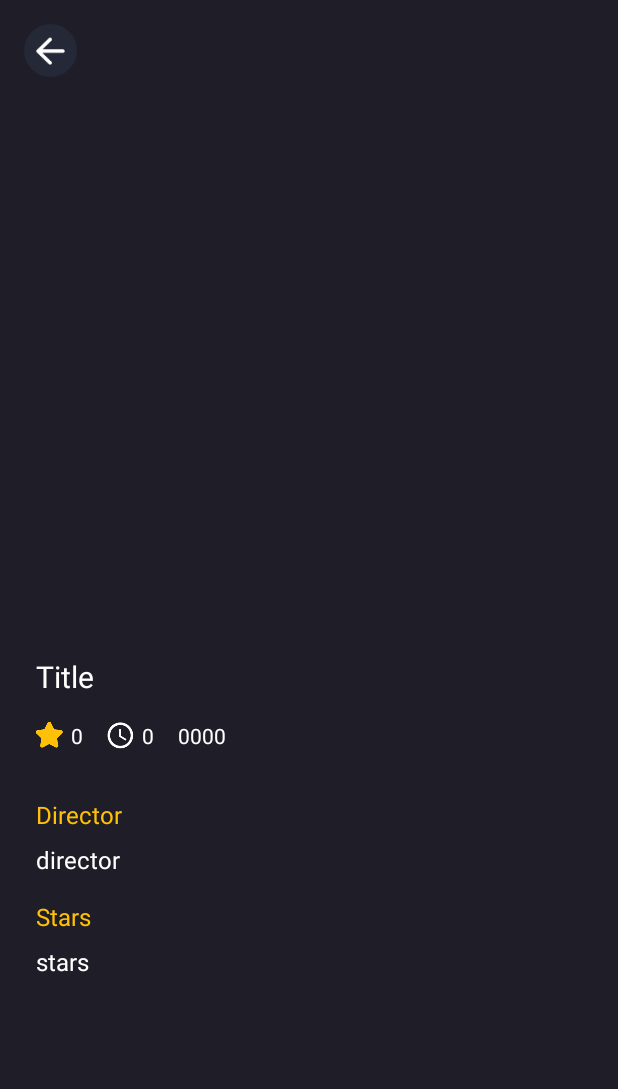
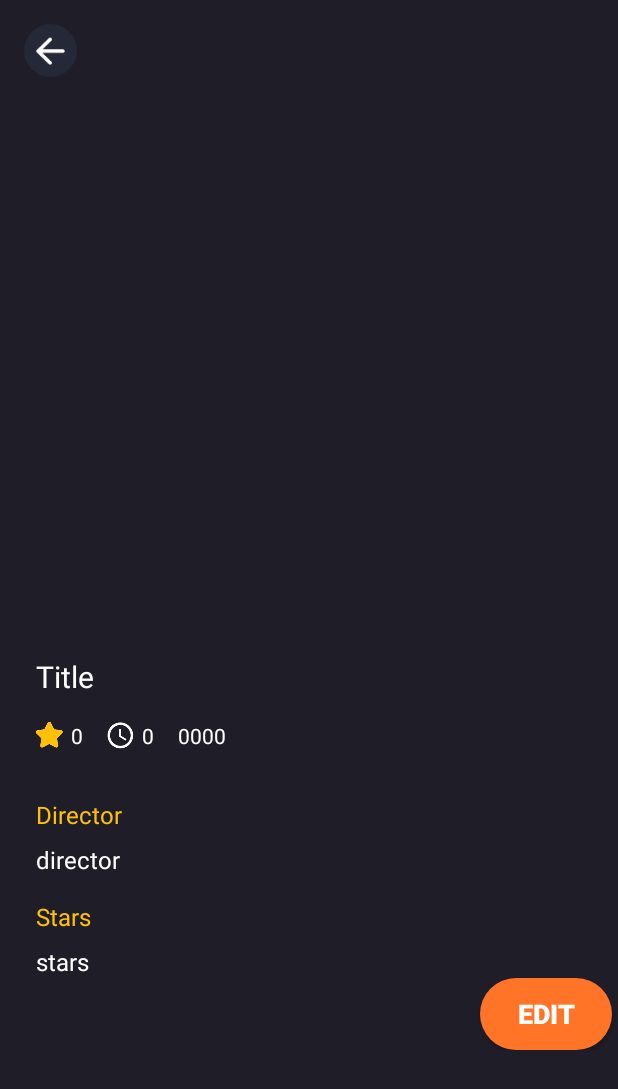
Before and after one commit to AaroInginmaa/Elokuvatietokanta, an Android app: the fragment MovieDetailFragment shown on its own in the app's theme, on a phone screen of 412 x 824 dp. Shown: the top 1089 px of the screen. Run offline under Robolectric (Android 15) with nearby library versions, the phone set to English and light mode, and no system bars; 3 statements that could not run were skipped.

Commit message:
Button ja korjauksia

```diff
--- a/app/src/main/res/layout/activity_no_connection.xml
+++ b/app/src/main/res/layout/activity_no_connection.xml
@@ -50,7 +50,7 @@
                 android:layout_width="wrap_content"
                 android:layout_height="wrap_content"
                 android:layout_marginTop="16dp"
-                android:text="Unfortunaley, something went wrong."
+                android:text="Unfortunately, something went wrong."
                 android:textColor="@color/white"
                 android:textSize="16sp"
                 app:layout_constraintEnd_toEndOf="parent"
@@ -87,7 +87,7 @@
                 android:layout_width="wrap_content"
                 android:layout_height="wrap_content"
                 android:layout_marginTop="32dp"
-                android:text="Please verify your network and try again later"
+                android:text="Please verify your network and try again later."
                 android:textColor="@color/white"
                 android:textSize="16sp"
                 app:layout_goneMarginTop="8dp"
--- /dev/null
+++ b/app/src/main/res/layout/fragment_edit_movie.xml
@@ -0,0 +1,6 @@
+<?xml version="1.0" encoding="utf-8"?>
+<androidx.constraintlayout.widget.ConstraintLayout xmlns:android="http://schemas.android.com/apk/res/android"
+    android:layout_width="match_parent"
+    android:layout_height="match_parent">
+
+</androidx.constraintlayout.widget.ConstraintLayout>
--- a/app/src/main/res/layout/fragment_movie_detail.xml
+++ b/app/src/main/res/layout/fragment_movie_detail.xml
@@ -191,7 +191,24 @@
                 app:layout_constraintStart_toStartOf="@+id/textView19"
                 app:layout_constraintTop_toBottomOf="@+id/textView20" />
 
+            <androidx.appcompat.widget.AppCompatButton
+                android:id="@+id/button"
+                android:background="@drawable/orange_button_background"
+                android:textSize="18sp"
+                android:textStyle="bold"
+                android:textColor="@color/white"
+                android:layout_width="wrap_content"
+                android:layout_height="wrap_content"
+                android:layout_marginStart="320dp"
+                android:text="Edit"
+                app:layout_constraintEnd_toEndOf="parent"
+                app:layout_constraintHorizontal_bias="0.0"
+                app:layout_constraintStart_toStartOf="parent"
+                app:layout_constraintTop_toBottomOf="@id/detailStars" />
+
+
         </androidx.constraintlayout.widget.ConstraintLayout>
+
     </androidx.core.widget.NestedScrollView>
 
     <ProgressBar
```
Also changed, not shown: app/src/main/java/com/example/emdb/fragments/EditMovieFragment.java (added, +108 -0 lines).
